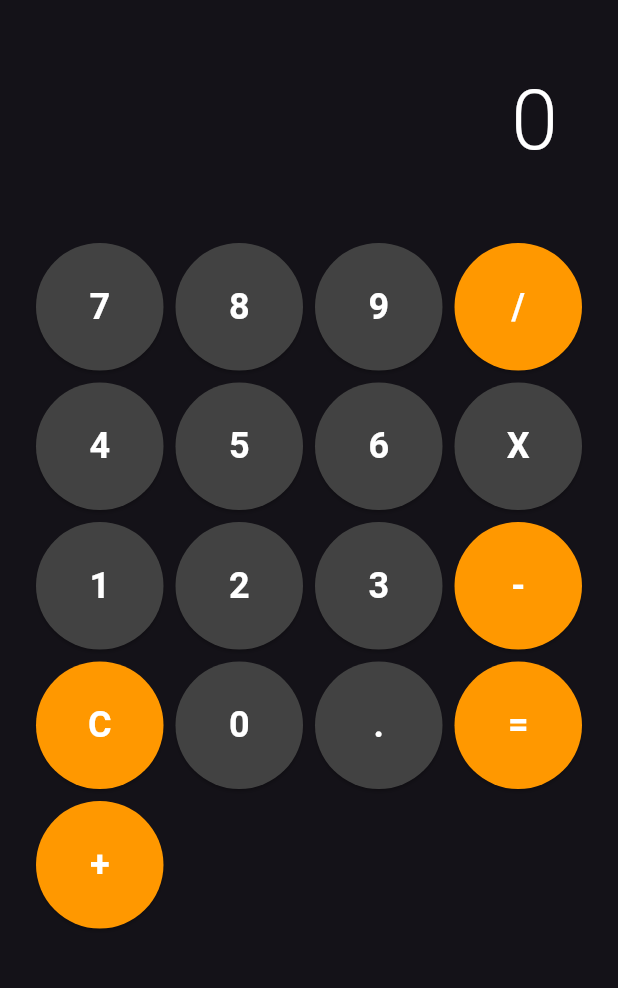
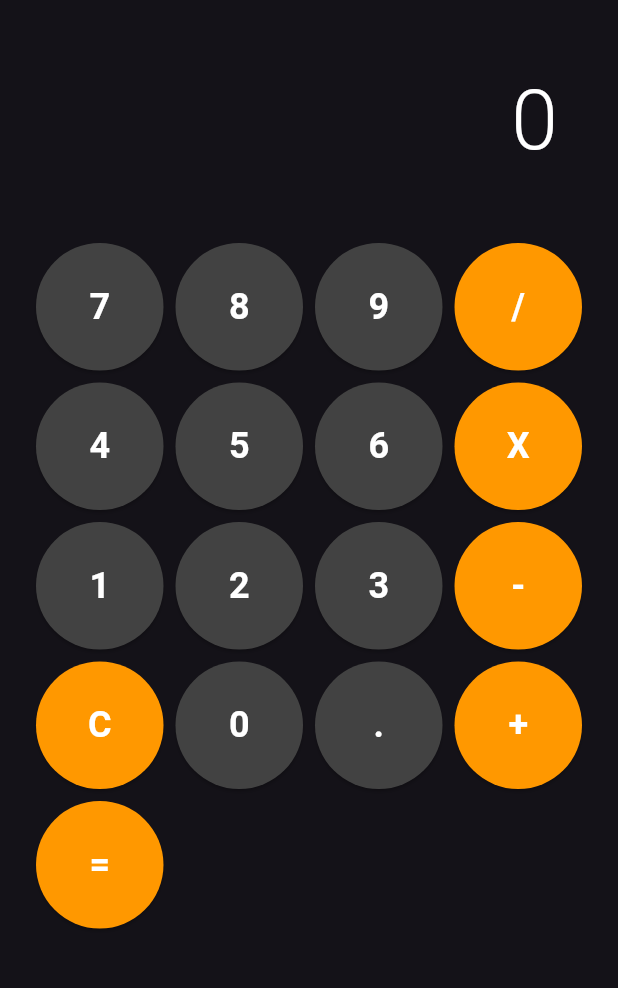
Before and after one commit to ning3n/calculator_app, a Flutter app: the screen it shows after launch, on a phone screen of 412 x 824 dp, the part 84-1072 px from its top. Run offline on Flutter 3.47's test engine with Material 3 defaults, Android fonts, the phone set to English and light mode, and no system bars.

Commit message:
corrected = button position

```diff
--- a/lib/screens/calculator_page.dart
+++ b/lib/screens/calculator_page.dart
@@ -66,8 +66,8 @@ class _CalculatorPageState extends State<CalculatorPage> {
                   _buildButton('C'),
                   _buildButton('0'),
                   _buildButton('.'),
+                  _buildButton('+'),
                   _buildButton('='),
-                  _buildButton('+'),
                 ],
               ),
             ),
@@ -78,7 +78,7 @@ class _CalculatorPageState extends State<CalculatorPage> {
   }
   Widget _buildButton(String label){
 
-    final isOperator = ['+', '-', 'x', '/', '=', 'C'].contains(label);
+    final isOperator = ['+', '-', 'X', '/', '=', 'C'].contains(label);
 
     return ElevatedButton(
       onPressed: () => _onButtonPressed(label),
```
